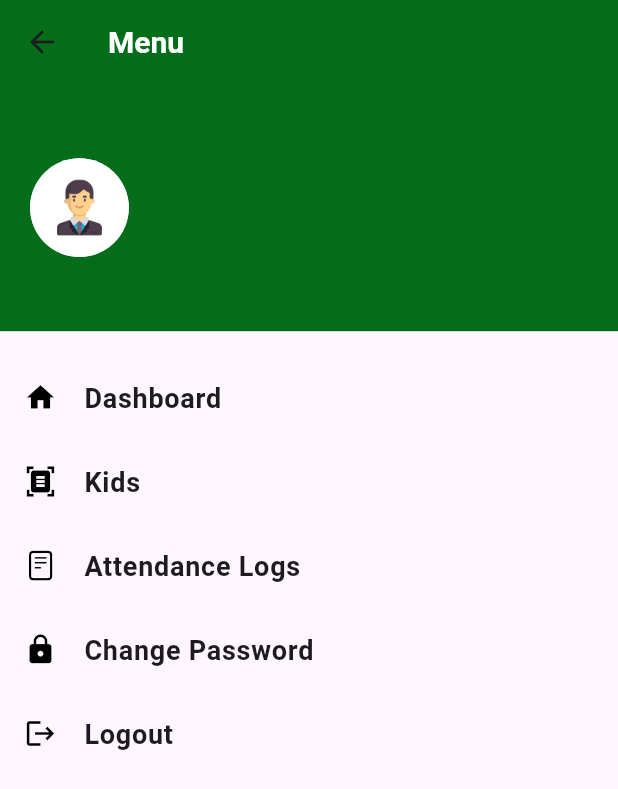
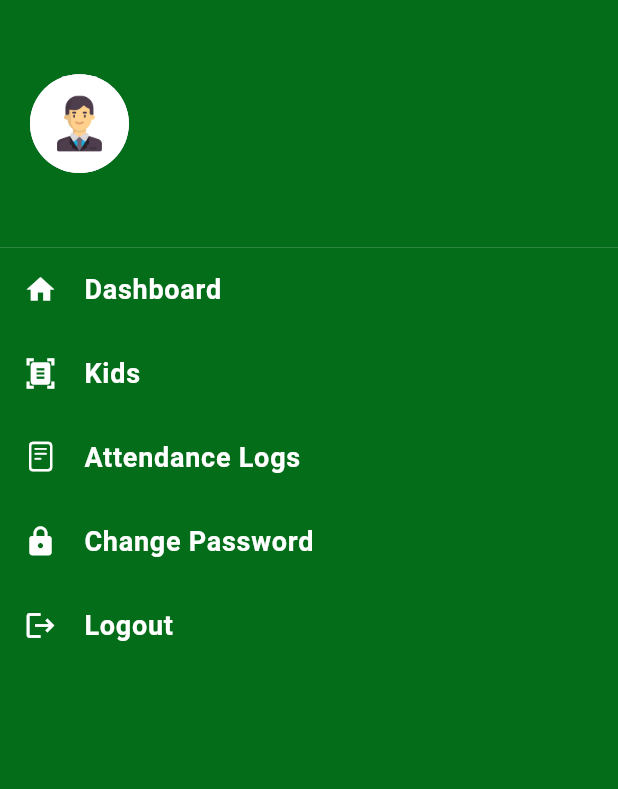
Before and after one commit to WenDEVLIFE/kapatidsync, a Flutter app: the MenuUI screen opened directly with empty values, on a phone screen of 412 x 824 dp. Shown: the top 789 px of the screen. Run offline on Flutter 3.47's test engine with Material 3 defaults, Android fonts, the phone set to English and light mode, and no system bars; our stand-ins replace cloud_firestore, firebase_auth, firebase_core, flutter_speed_dial, fluttertoast, permission_handler and 2 more; missing offline and left inert: excel, mailer; accounts and stored records are empty; Roboto replaces fonts that are missing (SmoochSans).

Commit message:
Done revisions and finally finish the app 👌

```diff
--- a/lib/src/ui/KidAttendanceUI.dart
+++ b/lib/src/ui/KidAttendanceUI.dart
@@ -225,18 +225,18 @@ class _KidCollectionUIState extends State<KidCollectionUI> {
       ),
       floatingActionButton: SpeedDial(
         animatedIcon: AnimatedIcons.menu_close,
-        animatedIconTheme: const IconThemeData(size: 22.0),
+        animatedIconTheme: const IconThemeData(size: 22.0, color: ColorUtils.secondaryColor),
         backgroundColor: ColorUtils.primaryColor,
         children: [
           SpeedDialChild(
             child: const Icon(Icons.add, color: ColorUtils.secondaryColor,),
             backgroundColor: ColorUtils.primaryColor,
-            label: 'Add Kid',
+            label: 'Add Kid to Attendance',
             labelStyle: const TextStyle(
               fontSize: 18.0,
               fontWeight: FontWeight.w800,
               fontFamily: 'SmoochSans',
-              color: Colors.white,
+              color: Colors.black,
             ),
             onTap: () {
               showDialog(context: context, builder: (BuildContext context) {
@@ -253,7 +253,7 @@ class _KidCollectionUIState extends State<KidCollectionUI> {
               fontSize: 18.0,
               fontWeight: FontWeight.w800,
               fontFamily: 'SmoochSans',
-              color: Colors.white,
+              color: Colors.black,
             ),
             onTap: () async {
               final viewModel = Provider.of<AttendanceViewModel>(context, listen: false);
--- a/lib/src/ui/MenuUI.dart
+++ b/lib/src/ui/MenuUI.dart
@@ -33,18 +33,6 @@ class MenuUIState extends State<MenuUI> {
     double screenHeight = MediaQuery.of(context).size.height;
 
     return Scaffold(
-      appBar: AppBar(
-        title: const Text(
-          'Menu',
-          style: TextStyle(
-            color: Colors.white,
-            fontFamily: 'SmoochSans',
-            fontWeight: FontWeight.w600,
-            fontSize: 20,
-          ),
-        ),
-        backgroundColor: ColorUtils.primaryColor,
-      ),
       body: Center(
         child: Column(
           crossAxisAlignment: CrossAxisAlignment.start,
@@ -65,7 +53,7 @@ class MenuUIState extends State<MenuUI> {
                           return GestureDetector(
                             child: CircleAvatar(
                               radius: screenHeight * 0.04,
-                              backgroundColor: ColorUtils.primaryColor,
+                              backgroundColor: ColorUtils.secondaryColor,
                               child: CircleAvatar(
                                 radius: screenHeight * 0.068,
                                 backgroundImage: AssetImage(viewModel.profilepath),
@@ -85,7 +73,7 @@ class MenuUIState extends State<MenuUI> {
                                 return Text(
                                   viewModel.name,
                                   style: TextStyle(
-                                    color: Colors.white,
+                                    color: ColorUtils.secondaryColor,
                                     fontSize: screenHeight * 0.02,
                                     fontFamily: 'Lato',
                                     fontWeight: FontWeight.w600,
@@ -100,7 +88,7 @@ class MenuUIState extends State<MenuUI> {
                                 return Text(
                                   viewModel.email,
                                   style: TextStyle(
-                                    color: Colors.white,
+                                    color: ColorUtils.secondaryColor,
                                     fontSize: screenHeight * 0.02,
                                     fontFamily: 'Lato',
                                     fontWeight: FontWeight.w500,
@@ -115,7 +103,7 @@ class MenuUIState extends State<MenuUI> {
                                 return Text(
                                   viewModel.role,
                                   style: TextStyle(
-                                    color: Colors.white,
+                                    color: ColorUtils.secondaryColor,
                                     fontSize: screenHeight * 0.02,
                                     fontFamily: 'Lato',
                                     fontWeight: FontWeight.w500,
@@ -132,11 +120,15 @@ class MenuUIState extends State<MenuUI> {
                 ],
               ),
             ),
-            SizedBox.fromSize(size: Size.fromHeight(screenHeight * 0.02)),
             Expanded(
-              child: MenuListWidget(
-                onItemSelected: widget.onItemSelected,
-                role: viewModel.role,
+              child: Container(
+                decoration: const BoxDecoration(
+                  color: ColorUtils.primaryColor,
+                ),
+                child: MenuListWidget(
+                  onItemSelected: widget.onItemSelected,
+                  role: viewModel.role,
+                ),
               ),
             ),
           ],
--- a/lib/src/widget/BottomNavigationWidget.dart
+++ b/lib/src/widget/BottomNavigationWidget.dart
@@ -70,7 +70,7 @@ class _BottomNavigationWidgetState extends State<BottomNavigationWidget> {
               child: _widgetOptions.elementAt(_selectedIndex),
             ),
             bottomNavigationBar: Container(
-              decoration: BoxDecoration(
+              decoration: const BoxDecoration(
                 color: ColorUtils.primaryColor, // Ensure the background color applies
                 borderRadius: BorderRadius.only(
                   topLeft: Radius.circular(15),
--- a/lib/src/widget/MenuListWidget.dart
+++ b/lib/src/widget/MenuListWidget.dart
@@ -3,6 +3,7 @@ import 'package:flutter/material.dart';
 import 'package:kapatidsync/src/config/SessionUtils.dart';
 import 'package:kapatidsync/src/widget/AlertDialogOptionWidget.dart';
 
+import '../config/ColorUtils.dart';
 import '../config/Route.dart';
 import '../model/MenuItem.dart';
 
@@ -13,7 +14,7 @@ class MenuListWidget extends StatelessWidget {
 
   MenuListWidget({super.key, required this.onItemSelected, required this.role}) {
     menuItems = [
-      MenuItem(icon: Icons.home, title: 'Dashboard'),
+      MenuItem(icon: Icons.home, title: 'Dashboard',),
       MenuItem(icon: Icons.document_scanner, title: 'Kids'),
       if (role == 'Admin') MenuItem(icon: Icons.person, title: 'Users'),
       MenuItem(icon: CupertinoIcons.doc_plaintext, title: 'Attendance Logs'),
@@ -25,6 +26,8 @@ class MenuListWidget extends StatelessWidget {
   @override
   Widget build(BuildContext context) {
     return Material(
+      child: Container(
+        color: ColorUtils.primaryColor, // Set the background color here
         child: Column(
           children: [
             Flexible(
@@ -32,11 +35,12 @@ class MenuListWidget extends StatelessWidget {
                 itemCount: menuItems.length,
                 itemBuilder: (context, index) {
                   return ListTile(
-                  leading: Icon(menuItems[index].icon, color: Colors.black, size: 22,),
+                    leading: Icon(menuItems[index].icon, color: Colors.white, size: 22,),
                     title: Text(
                       menuItems[index].title,
                       style: const TextStyle(
                         fontSize: 18,
+                        color: Colors.white,
                         fontFamily: 'SmoochSans',
                         fontWeight: FontWeight.w600,
                       ),
@@ -72,6 +76,7 @@ class MenuListWidget extends StatelessWidget {
             ),
           ],
         ),
+      ),
     );
   }
 
```
Lines whose indentation alone changed are shown as unchanged.
